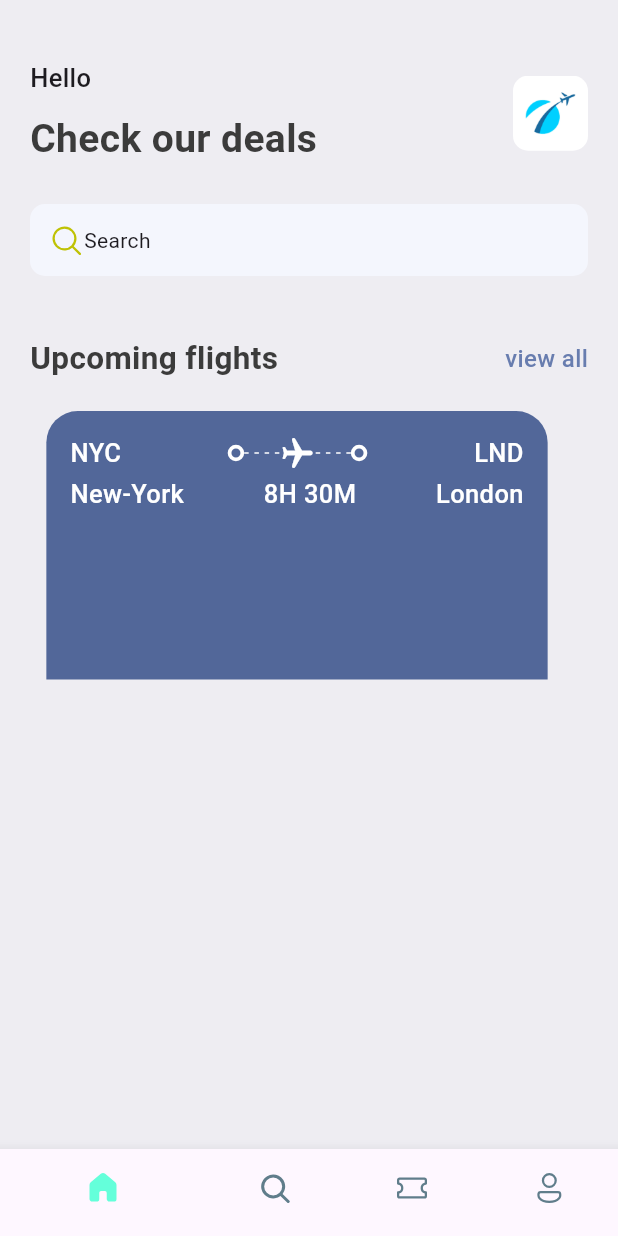
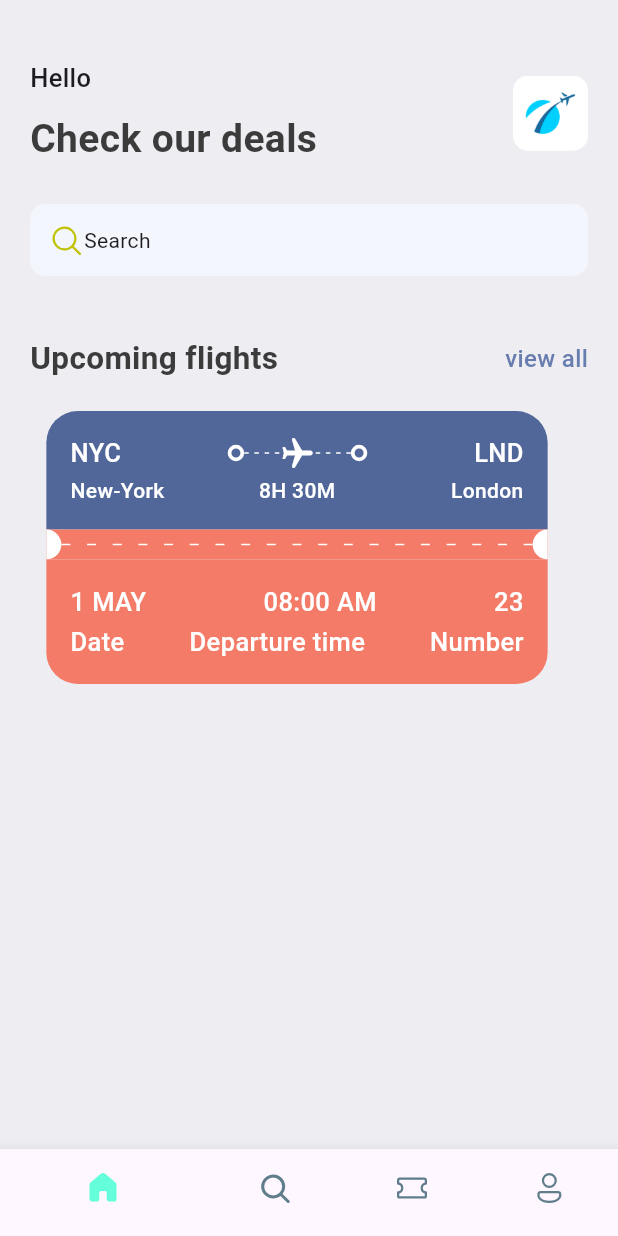
Before and after one commit to hassaneldika/ticket-app, a Flutter app: the screen it shows after launch, on a phone screen of 412 x 824 dp. Run offline on Flutter 3.47's test engine with Material 3 defaults, Android fonts, the phone set to English and light mode, and no system bars; our stand-ins replace fluentui_icons.

Commit message:
style widgets

```diff
--- a/lib/base/res/styles/app_styles.dart
+++ b/lib/base/res/styles/app_styles.dart
@@ -9,6 +9,8 @@ class AppStyles {
   static const Color bgColor = Color(0xffeeedf2);
   static const Color textColor = Color(0xFF3b3b3b);
   static const Color ticketBlue = Color(0xFF526799);
+  static const Color ticketOrange = Color(0xFFF37b67);
+
   static const TextStyle textStyle =
       TextStyle(fontSize: 16.0, fontWeight: FontWeight.w500);
   static const TextStyle headLineStyle1 =
@@ -17,4 +19,6 @@ class AppStyles {
       TextStyle(fontSize: 21.0, fontWeight: FontWeight.bold, color: textColor);
   static const TextStyle headLineStyle3 =
       TextStyle(fontSize: 17.0, fontWeight: FontWeight.w500);
+  static const TextStyle headLineStyle4 =
+      TextStyle(fontSize: 14.0, fontWeight: FontWeight.w500);
 }
--- a/lib/base/widgets/app_layoutbuilder_widget.dart
+++ b/lib/base/widgets/app_layoutbuilder_widget.dart
@@ -1,9 +1,11 @@
 import 'package:flutter/material.dart';
 
 class AppLayoutBuilderWidget extends StatelessWidget {
-  const AppLayoutBuilderWidget({super.key, required this.randomDivider});
+  const AppLayoutBuilderWidget(
+      {super.key, required this.randomDivider, this.width = 3});
 
   final int randomDivider;
+  final double width;
 
   @override
   Widget build(BuildContext context) {
@@ -16,10 +18,10 @@ class AppLayoutBuilderWidget extends StatelessWidget {
           direction: Axis.horizontal,
           children: List.generate(
             (constraints.maxWidth / randomDivider).floor(),
-            (index) => const SizedBox(
-              width: 3,
+            (index) => SizedBox(
+              width: width,
               height: 1,
-              child: DecoratedBox(
+              child: const DecoratedBox(
                   decoration: BoxDecoration(
                 color: Colors.white,
               )),
--- /dev/null
+++ b/lib/base/widgets/big_circle.dart
@@ -0,0 +1,29 @@
+import 'package:flutter/material.dart';
+
+class BigCircle extends StatelessWidget {
+  const BigCircle({super.key, required this.isRight});
+
+  final bool isRight; // Specify the type
+
+  @override
+  Widget build(BuildContext context) {
+    return SizedBox(
+      height: 20.0,
+      width: 10.0,
+      child: DecoratedBox(
+        decoration: BoxDecoration(
+          color: Colors.white,
+          borderRadius: isRight
+              ? const BorderRadius.only(
+                  topLeft: Radius.circular(10.0),
+                  bottomLeft: Radius.circular(10.0),
+                )
+              : const BorderRadius.only(
+                  topRight: Radius.circular(10.0),
+                  bottomRight: Radius.circular(10.0),
+                ),
+        ),
+      ),
+    );
+  }
+}
--- a/lib/base/widgets/ticket_view.dart
+++ b/lib/base/widgets/ticket_view.dart
@@ -1,6 +1,7 @@
 import 'package:flutter/material.dart';
 import 'package:ticketapp/base/res/styles/app_styles.dart';
 import 'package:ticketapp/base/widgets/app_layoutbuilder_widget.dart';
+import 'package:ticketapp/base/widgets/big_circle.dart';
 import 'package:ticketapp/base/widgets/big_dot.dart';
 
 class TicketView extends StatelessWidget {
@@ -11,9 +12,13 @@ class TicketView extends StatelessWidget {
     final size = MediaQuery.of(context).size;
     return SizedBox(
       width: size.width * 0.85,
-      height: 179.0,
+      height: 189.0,
       child: Container(
         margin: const EdgeInsets.only(right: 16.0),
+        child: Column(
+          children: [
+            //blue part
+            Container(
               padding: const EdgeInsets.all(16.0),
               decoration: const BoxDecoration(
                   color: AppStyles.ticketBlue,
@@ -28,7 +33,8 @@ class TicketView extends StatelessWidget {
                     children: [
                       Text(
                         'NYC',
-                  style: AppStyles.headLineStyle3.copyWith(color: Colors.white),
+                        style: AppStyles.headLineStyle3
+                            .copyWith(color: Colors.white),
                       ),
                       Expanded(child: Container()),
                       const BigDot(),
@@ -56,7 +62,95 @@ class TicketView extends StatelessWidget {
                       Expanded(child: Container()),
                       Text(
                         'LND',
-                  style: AppStyles.headLineStyle3.copyWith(color: Colors.white),
+                        style: AppStyles.headLineStyle3
+                            .copyWith(color: Colors.white),
+                      ),
+                    ],
+                  ),
+                  const SizedBox(
+                    height: 3.0,
+                  ),
+                  Row(
+                    children: [
+                      SizedBox(
+                        width: 100.0,
+                        child: Text(
+                          'New-York',
+                          style: AppStyles.headLineStyle4
+                              .copyWith(color: Colors.white),
+                        ),
+                      ),
+                      Expanded(child: Container()),
+                      Text(
+                        '8H 30M',
+                        style: AppStyles.headLineStyle4
+                            .copyWith(color: Colors.white),
+                      ),
+                      Expanded(child: Container()),
+                      SizedBox(
+                        width: 100.0,
+                        child: Text(
+                          'London',
+                          textAlign: TextAlign.end,
+                          style: AppStyles.headLineStyle4
+                              .copyWith(color: Colors.white),
+                        ),
+                      ),
+                    ],
+                  ),
+                ],
+              ),
+            ),
+            //circle and dots part
+            Container(
+              height: 20.0,
+              color: AppStyles.ticketOrange,
+              child: const Row(
+                children: [
+                  BigCircle(
+                    isRight: false,
+                  ),
+                  Expanded(
+                      child: AppLayoutBuilderWidget(
+                    randomDivider: 16,
+                    width: 6,
+                  )),
+                  BigCircle(
+                    isRight: true,
+                  ),
+                ],
+              ),
+            ),
+            //orange part
+            Container(
+              padding: const EdgeInsets.all(16.0),
+              decoration: const BoxDecoration(
+                  color: AppStyles.ticketOrange,
+                  borderRadius: BorderRadius.only(
+                      bottomLeft: Radius.circular(21.0),
+                      bottomRight: Radius.circular(21.0))),
+              child: Column(
+                children: [
+                  Row(
+                    //you can use Expanded widget or mainAxisAlignment widget
+                    //mainAxisAlignment: MainAxisAlignment.spaceBetween,
+                    children: [
+                      Text(
+                        '1 MAY',
+                        style: AppStyles.headLineStyle3
+                            .copyWith(color: Colors.white),
+                      ),
+                      Expanded(child: Container()),
+                      Text(
+                        '08:00 AM',
+                        style: AppStyles.headLineStyle3
+                            .copyWith(color: Colors.white),
+                      ),
+                      Expanded(child: Container()),
+                      Text(
+                        '23',
+                        style: AppStyles.headLineStyle3
+                            .copyWith(color: Colors.white),
                       ),
                     ],
                   ),
@@ -66,20 +160,26 @@ class TicketView extends StatelessWidget {
                   Row(
                     children: [
                       Text(
-                  'New-York',
-                  style: AppStyles.headLineStyle3.copyWith(color: Colors.white),
+                        'Date',
+                        style: AppStyles.headLineStyle3
+                            .copyWith(color: Colors.white),
                       ),
                       Expanded(child: Container()),
                       Text(
-                  '8H 30M',
-                  style: AppStyles.headLineStyle3.copyWith(color: Colors.white),
+                        'Departure time',
+                        style: AppStyles.headLineStyle3
+                            .copyWith(color: Colors.white),
                       ),
                       Expanded(child: Container()),
                       Text(
-                  'London',
-                  style: AppStyles.headLineStyle3.copyWith(color: Colors.white),
+                        'Number',
+                        style: AppStyles.headLineStyle3
+                            .copyWith(color: Colors.white),
                       ),
                     ],
+                  ),
+                ],
+              ),
             ),
           ],
         ),
```
Lines whose indentation alone changed are shown as unchanged.
